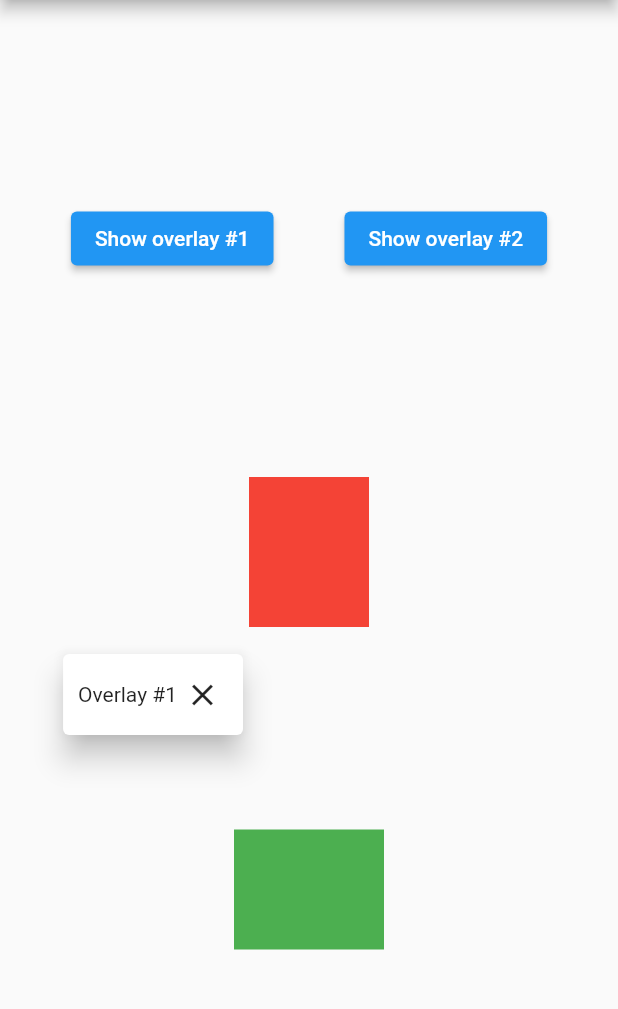
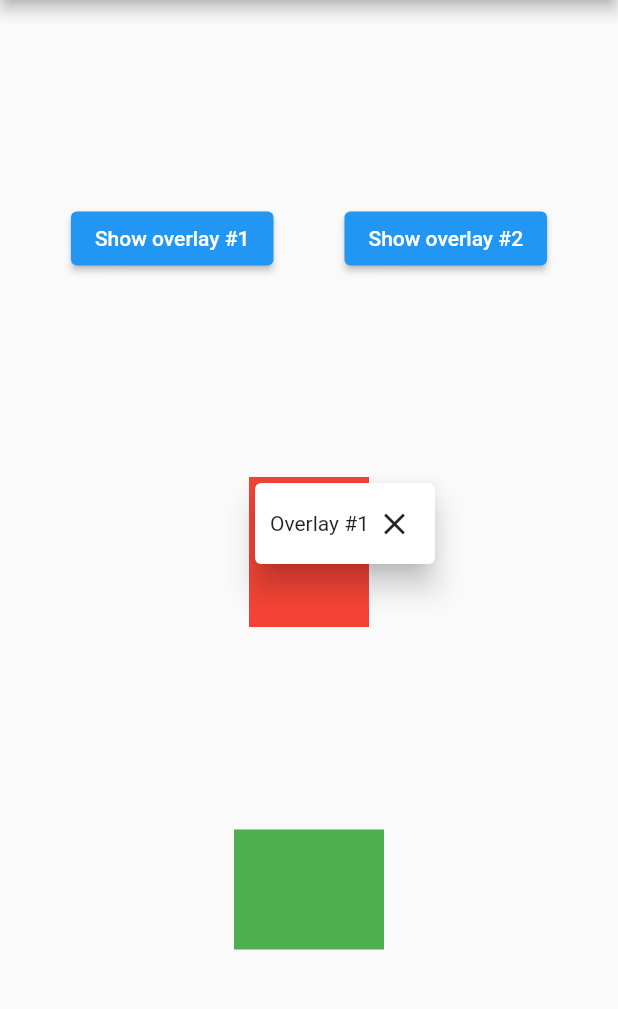
Before and after one commit to eduardoazvd17/simple_overlay, a Flutter app: the screen it shows after launch, after a tap on "Show overlay #1", on a phone screen of 412 x 824 dp, the part 84-1093 px from its top. Run offline on Flutter 3.47's test engine with Material 2 defaults, Android fonts, the phone set to English and light mode, and no system bars.

Commit message:
Fixing position of overlay

```diff
--- a/example/lib/main.dart
+++ b/example/lib/main.dart
@@ -47,7 +47,7 @@ class HomePage extends StatelessWidget {
             context: context,
             controller: overlayController2,
             hideOnTapOutside: false,
-            position: SimpleOverlayPosition.topRight(),
+            position: SimpleOverlayPosition.bottomRight(),
             overlayWidget: _overlayWidget2,
             child: Container(
               height: 80,
--- a/lib/widgets/simple_overlay_widget.dart
+++ b/lib/widgets/simple_overlay_widget.dart
@@ -71,6 +71,10 @@ class _SimpleOverlayWidgetState extends State<SimpleOverlayWidget> {
     final Size size = renderBox!.size;
     final Offset offset = renderBox.localToGlobal(Offset.zero);
 
+    /// Child position (center)
+    final double y = (offset.dy + (size.height / 2));
+    final double x = (offset.dx + (size.width / 2));
+
     return OverlayEntry(builder: (contextBuilder) {
       return Stack(
         children: [
@@ -78,18 +82,16 @@ class _SimpleOverlayWidgetState extends State<SimpleOverlayWidget> {
             onTap: hideOnTapOutside ? widget.controller.hide : null,
           ),
           Positioned(
-            top: widget.position.bottom != null
-                ? (offset.dy + size.height) - (widget.position.bottom!)
-                : null,
-            left: widget.position.right != null
-                ? (offset.dx + size.width) - (widget.position.right!)
-                : null,
-            bottom: widget.position.top != null
-                ? (offset.dy - size.height) - (widget.position.top!)
-                : null,
-            right: widget.position.left != null
-                ? (offset.dx + size.width) - (widget.position.left!)
-                : null,
+            top: widget.position.top != null
+                ? (y - (size.height / 2) - widget.position.top!)
+                : widget.position.bottom != null
+                    ? (y + (size.height / 2) + widget.position.bottom!)
+                    : null,
+            left: widget.position.left != null
+                ? (x - (size.width / 2) - widget.position.left!)
+                : widget.position.right != null
+                    ? (x + (size.width / 2) + widget.position.right!)
+                    : null,
             child: overlayWidget,
           ),
         ],
```
